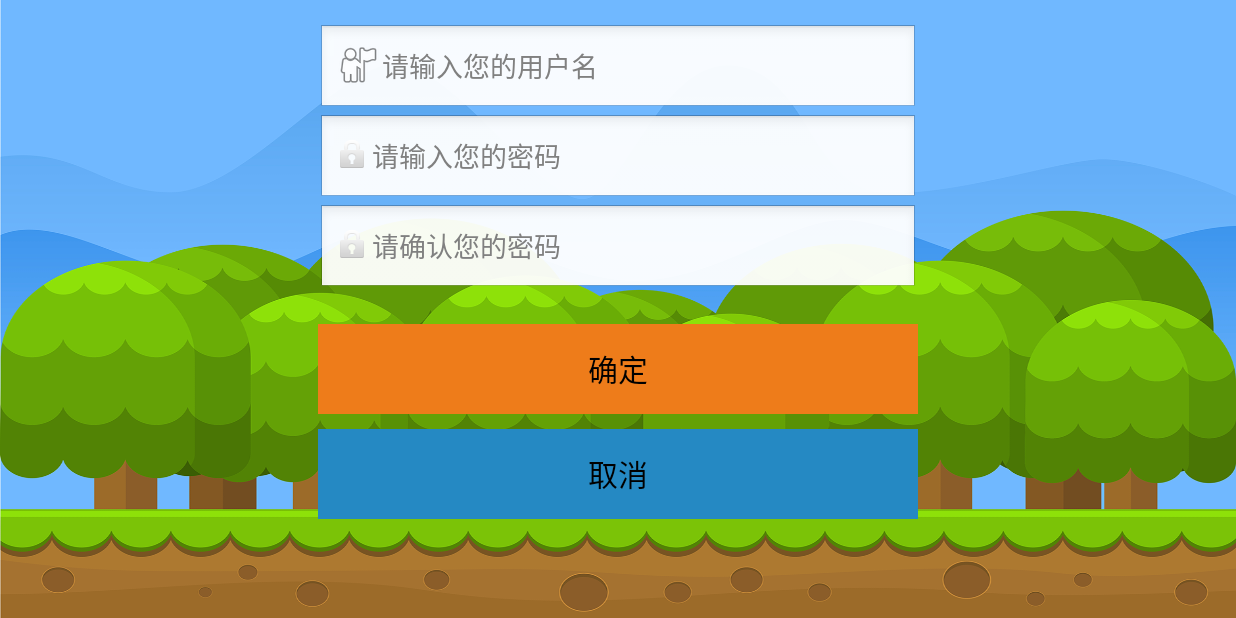
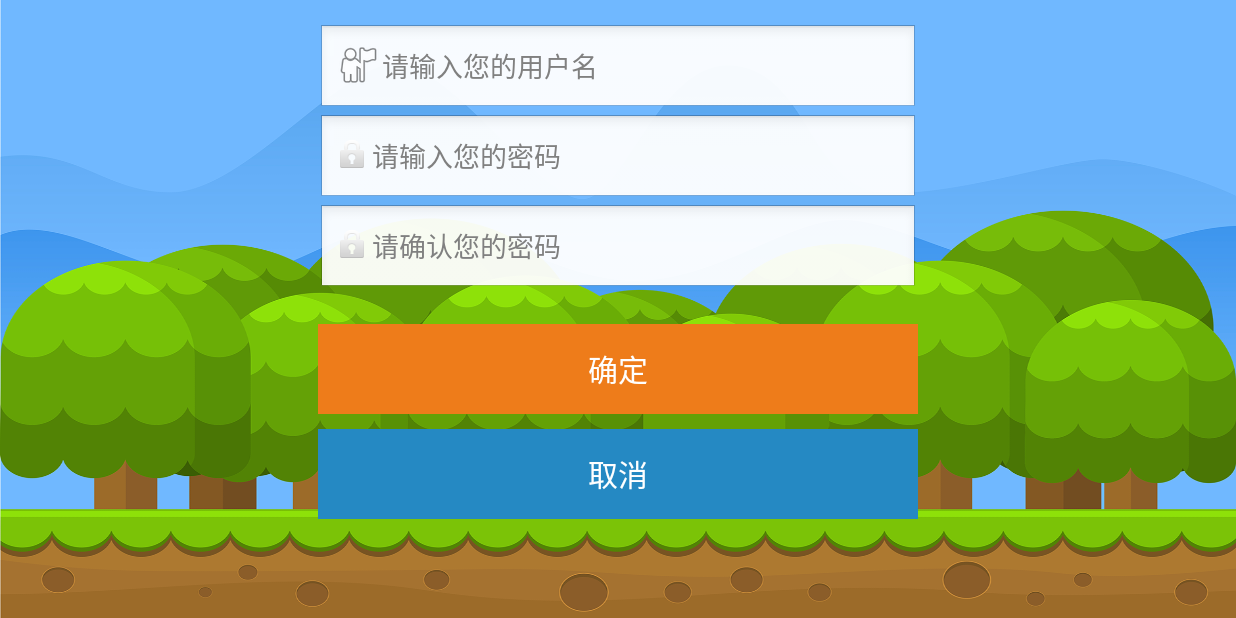
Before and after one commit to syanfeng/Android, an Android app: the screen it shows after launch (Register), after a tap on "注册", on a phone screen of 824 x 412 dp (held sideways). Run offline under Robolectric (Android 15) with nearby library versions, the phone set to English and light mode, and no system bars.

```diff
--- a/app/src/main/java/com/snatik/matches/Login.java
+++ b/app/src/main/java/com/snatik/matches/account/Login.java
@@ -1,4 +1,4 @@
-package com.snatik.matches;
+package com.snatik.matches.account;
 
 import android.app.Activity;
 import android.content.Intent;
@@ -12,8 +12,11 @@ import android.widget.ImageView;
 import android.widget.TextView;
 import android.widget.Toast;
 
+import com.snatik.matches.MainActivity;
+import com.snatik.matches.R;
+
 /**
- * Created by sunyf on 2018/12/30.
+ * Created by sunyf on 2019/1/1.
  */
 
 public class Login extends Activity {                 //登录界面活动
@@ -24,6 +27,8 @@ public class Login extends Activity {                 //登录界面活动
     private Button mRegisterButton;                   //注册按钮
     private Button mLoginButton;                      //登录按钮
     private Button mCancleButton;                     //注销按钮
+
+    private ImageView mBackgroundImage;
     private CheckBox mRememberCheck;
 
     private SharedPreferences login_sp;
@@ -49,6 +54,8 @@ public class Login extends Activity {                 //登录界面活动
         loginView=findViewById(R.id.login_view);
         loginSuccessView=findViewById(R.id.login_success_view);
         loginSuccessShow=(TextView) findViewById(R.id.login_success_show);
+
+//        mBackgroundImage = (ImageView) findViewById(R.id.background_image);
 
 //        mChangepwdText = (TextView) findViewById(R.id.login_text_change_pwd);
 
--- a/app/src/main/java/com/snatik/matches/UserData.java
+++ b/app/src/main/java/com/snatik/matches/account/UserData.java
@@ -1,7 +1,7 @@
-package com.snatik.matches;
+package com.snatik.matches.account;
 
 /**
- * Created by sunyf on 2018/12/30.
+ * Created by sunyf on 2019/1/1.
  */
 
 public class UserData {
--- a/app/src/main/java/com/snatik/matches/UserDataManager.java
+++ b/app/src/main/java/com/snatik/matches/account/UserDataManager.java
@@ -1,4 +1,4 @@
-package com.snatik.matches;
+package com.snatik.matches.account;
 
 import android.content.ContentValues;
 import android.content.Context;
@@ -9,7 +9,7 @@ import android.database.sqlite.SQLiteOpenHelper;
 import android.util.Log;
 
 /**
- * Created by sunyf on 2018/12/30.
+ * Created by sunyf on 2019/1/1.
  */
 
 public class UserDataManager {
--- a/app/src/main/java/com/snatik/matches/common/Register.java
+++ /dev/null
@@ -1,6 +0,0 @@
-package com.snatik.matches.common;
-
-import android.app.Activity;
-
-public class Register extends Activity {
-}
--- a/app/src/main/res/layout/activity_register.xml
+++ b/app/src/main/res/layout/activity_register.xml
@@ -1,11 +1,4 @@
 <?xml version="1.0" encoding="utf-8"?>
-<android.support.constraint.ConstraintLayout xmlns:android="http://schemas.android.com/apk/res/android"
-    xmlns:app="http://schemas.android.com/apk/res-auto"
-    xmlns:tools="http://schemas.android.com/tools"
-    android:layout_width="match_parent"
-    android:layout_height="match_parent"
-    android:background="@drawable/background"
-    tools:context=".Register">
 <RelativeLayout xmlns:android="http://schemas.android.com/apk/res/android"
     android:layout_width="match_parent"
     android:layout_height="match_parent"
@@ -13,6 +6,7 @@
     android:paddingLeft="@dimen/activity_horizontal_margin"
     android:paddingRight="@dimen/activity_horizontal_margin"
     android:paddingTop="@dimen/activity_vertical_margin"
+    android:background="@drawable/background"
     android:weightSum="1">
     <RelativeLayout
         android:id="@+id/login_view"
@@ -64,6 +58,7 @@
             android:text="取消"
             android:id="@+id/register_btn_cancel"
             android:textSize="20dp"
+            android:textColor="#ffffff"
             android:background="#2589c3"
             android:layout_below="@+id/register_btn_sure"
             android:layout_alignLeft="@+id/register_btn_sure"
@@ -87,6 +82,7 @@
             android:text="确定"
             android:id="@+id/register_btn_sure"
             android:textSize="20dp"
+            android:textColor="#ffffff"
             android:background="#ee7c1a"
             android:layout_below="@+id/resetpwd_edit_pwd_new"
             android:layout_alignLeft="@+id/resetpwd_edit_pwd_new"
@@ -94,6 +90,3 @@
             android:layout_marginTop="20dp" />
     </RelativeLayout>
 </RelativeLayout>
-
-
-</android.support.constraint.ConstraintLayout>
--- a/app/src/main/res/layout/difficulty_select_fragment.xml
+++ b/app/src/main/res/layout/difficulty_select_fragment.xml
@@ -19,7 +19,7 @@
         android:gravity="center"
         android:orientation="vertical">
 
-        <com.snatik.matches.ui.DifficultyView6pfk52
+        <com.snatik.matches.ui.DifficultyView
             android:id="@+id/select_difficulty_1"
             android:layout_width="match_parent"
             android:layout_height="30dp"
```
Also changed, not shown: app/src/main/AndroidManifest.xml (+15 -11 lines), app/src/main/java/com/snatik/matches/account/Register.java (renamed from app/src/main/java/com/snatik/matches/Register.java, +7 -2 lines), app/src/main/java/com/snatik/matches/common/Login.java (deleted, +0 -82 lines), app/src/main/res/layout/activity_login.xml (+21 -21 lines), app/src/main/java/com/snatik/matches/utils/Clock.java (line endings or trailing spaces), app/src/main/java/com/snatik/matches/utils/CountDownClock.java (line endings or trailing spaces), app/src/main/res/drawable-nodpi/logo.png (deleted). Lines whose indentation alone changed are shown as unchanged.
